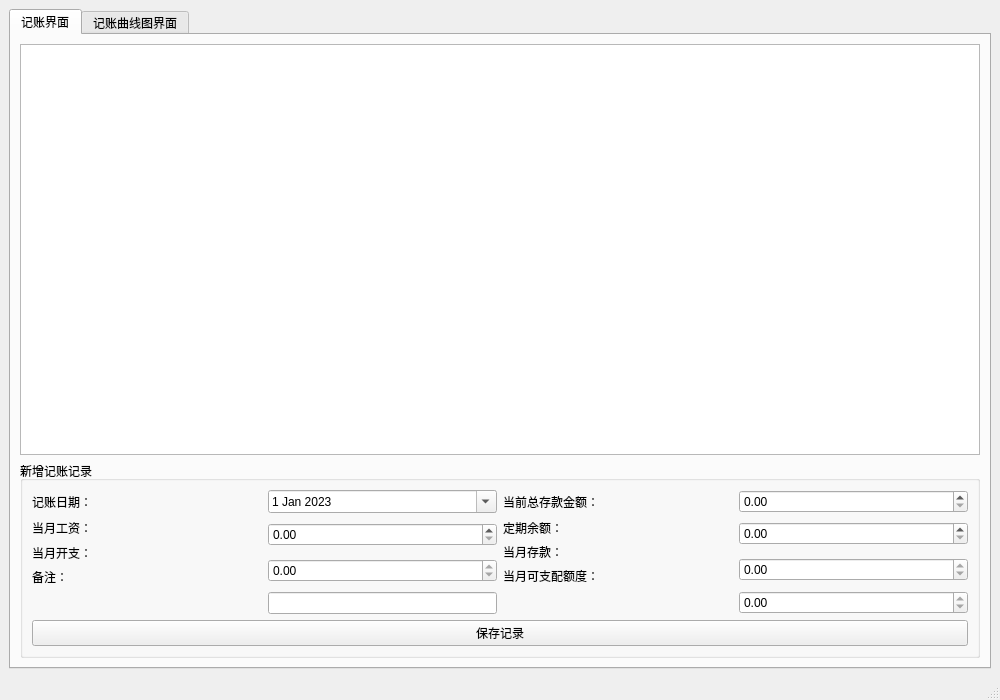
This is mainwindow.ui in wang563940331/Ledger as Qt 5 draws it before an edit. The edited form follows.
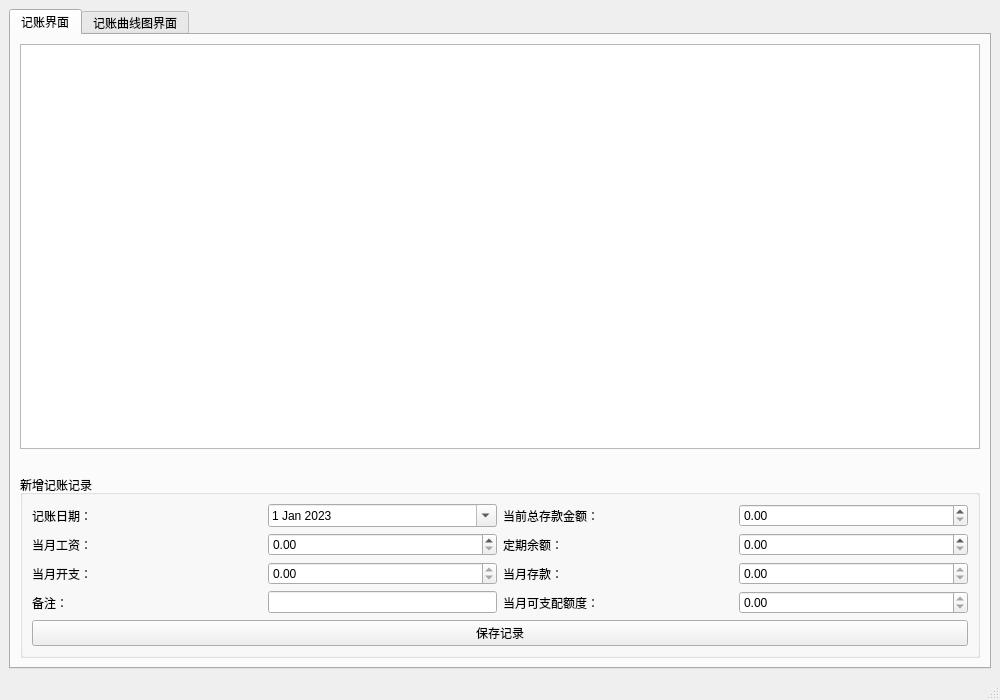
This is the edited form. Custom widgets are drawn as their Qt base class.

Commit message: 优化界面

```diff
--- a/mainwindow.ui
+++ b/mainwindow.ui
@@ -41,43 +41,62 @@
           </property>
          </widget>
         </item>
+        <item>
+         <spacer name="horizontalSpacer">
+          <property name="orientation">
+           <enum>Qt::Horizontal</enum>
+          </property>
+          <property name="sizeHint" stdset="0">
+           <size>
+            <width>40</width>
+            <height>20</height>
+           </size>
+          </property>
+         </spacer>
+        </item>
         <item>
          <widget class="QGroupBox" name="groupBox">
           <property name="title">
            <string>新增记账记录</string>
           </property>
-          <layout class="QGridLayout" name="gridLayout_3">
-           <item row="0" column="0">
-            <layout class="QGridLayout" name="gridLayout_2">
-             <item row="0" column="0">
-              <widget class="QLabel" name="label">
+          <layout class="QGridLayout" name="gridLayout">
+           <item row="2" column="1">
+            <layout class="QHBoxLayout" name="horizontalLayout_3">
+             <item>
+              <widget class="QLabel" name="label_6">
                <property name="text">
-                <string>记账日期：</string>
+                <string>当月存款：</string>
                </property>
               </widget>
              </item>
-             <item row="0" column="1">
-              <widget class="QDateEdit" name="dateEdit">
-               <property name="calendarPopup">
+             <item>
+              <widget class="QDoubleSpinBox" name="monthlyDepositSpinBox">
+               <property name="readOnly">
                 <bool>true</bool>
                </property>
-               <property name="date">
-                <date>
-                 <year>2023</year>
-                 <month>1</month>
-                 <day>1</day>
-                </date>
+               <property name="decimals">
+                <number>2</number>
+               </property>
+               <property name="minimum">
+                <double>0.000000000000000</double>
+               </property>
+               <property name="maximum">
+                <double>9999999.990000000223517</double>
                </property>
               </widget>
              </item>
-             <item row="1" column="0">
+            </layout>
+           </item>
+           <item row="1" column="0">
+            <layout class="QHBoxLayout" name="horizontalLayout_6">
+             <item>
               <widget class="QLabel" name="label_3">
                <property name="text">
                 <string>当月工资：</string>
                </property>
               </widget>
              </item>
-             <item row="1" column="1" rowspan="2">
+             <item>
               <widget class="QDoubleSpinBox" name="salarySpinBox">
                <property name="decimals">
                 <number>2</number>
@@ -90,15 +109,46 @@
                </property>
               </widget>
              </item>
-             <item row="2" column="0" rowspan="2">
-              <widget class="QLabel" name="label_5">
+            </layout>
+           </item>
+           <item row="1" column="1">
+            <layout class="QHBoxLayout" name="horizontalLayout_2">
+             <item>
+              <widget class="QLabel" name="label_4">
                <property name="text">
-                <string>当月开支：</string>
+                <string>定期余额：</string>
                </property>
               </widget>
              </item>
-             <item row="3" column="1" rowspan="2">
-              <widget class="QDoubleSpinBox" name="expenseSpinBox">
+             <item>
+              <widget class="QDoubleSpinBox" name="fixedDepositSpinBox">
+               <property name="decimals">
+                <number>2</number>
+               </property>
+               <property name="minimum">
+                <double>0.000000000000000</double>
+               </property>
+               <property name="maximum">
+                <double>9999999.990000000223517</double>
+               </property>
+              </widget>
+             </item>
+            </layout>
+           </item>
+           <item row="3" column="1">
+            <layout class="QHBoxLayout" name="horizontalLayout_4">
+             <item>
+              <widget class="QLabel" name="label_8">
+               <property name="text">
+                <string>当月可支配额度：</string>
+               </property>
+              </widget>
+             </item>
+             <item>
+              <widget class="QDoubleSpinBox" name="disposableAmountSpinBox">
+               <property name="focusPolicy">
+                <enum>Qt::NoFocus</enum>
+               </property>
                <property name="readOnly">
                 <bool>true</bool>
                </property>
@@ -113,14 +163,18 @@
                </property>
               </widget>
              </item>
-             <item row="4" column="0">
+            </layout>
+           </item>
+           <item row="3" column="0">
+            <layout class="QHBoxLayout" name="horizontalLayout_8">
+             <item>
               <widget class="QLabel" name="label_7">
                <property name="text">
                 <string>备注：</string>
                </property>
               </widget>
              </item>
-             <item row="5" column="1">
+             <item>
               <widget class="QLineEdit" name="noteLineEdit">
                <property name="sizePolicy">
                 <sizepolicy hsizetype="Minimum" vsizetype="Fixed">
@@ -138,16 +192,68 @@
              </item>
             </layout>
            </item>
+           <item row="0" column="0">
+            <layout class="QHBoxLayout" name="horizontalLayout_5">
+             <item>
+              <widget class="QLabel" name="label">
+               <property name="text">
+                <string>记账日期：</string>
+               </property>
+              </widget>
+             </item>
+             <item>
+              <widget class="QDateEdit" name="dateEdit">
+               <property name="calendarPopup">
+                <bool>true</bool>
+               </property>
+               <property name="date">
+                <date>
+                 <year>2023</year>
+                 <month>1</month>
+                 <day>1</day>
+                </date>
+               </property>
+              </widget>
+             </item>
+            </layout>
+           </item>
+           <item row="2" column="0">
+            <layout class="QHBoxLayout" name="horizontalLayout_7">
+             <item>
+              <widget class="QLabel" name="label_5">
+               <property name="text">
+                <string>当月开支：</string>
+               </property>
+              </widget>
+             </item>
+             <item>
+              <widget class="QDoubleSpinBox" name="expenseSpinBox">
+               <property name="readOnly">
+                <bool>true</bool>
+               </property>
+               <property name="decimals">
+                <number>2</number>
+               </property>
+               <property name="minimum">
+                <double>0.000000000000000</double>
+               </property>
+               <property name="maximum">
+                <double>9999999.990000000223517</double>
+               </property>
+              </widget>
+             </item>
+            </layout>
+           </item>
            <item row="0" column="1">
-            <layout class="QGridLayout" name="gridLayout">
-             <item row="0" column="0">
+            <layout class="QHBoxLayout" name="horizontalLayout">
+             <item>
               <widget class="QLabel" name="label_2">
                <property name="text">
                 <string>当前总存款金额：</string>
                </property>
               </widget>
              </item>
-             <item row="0" column="1">
+             <item>
               <widget class="QDoubleSpinBox" name="totalDepositSpinBox">
                <property name="decimals">
                 <number>2</number>
@@ -160,78 +266,9 @@
                </property>
               </widget>
              </item>
-             <item row="1" column="0">
-              <widget class="QLabel" name="label_4">
-               <property name="text">
-                <string>定期余额：</string>
-               </property>
-              </widget>
-             </item>
-             <item row="1" column="1" rowspan="2">
-              <widget class="QDoubleSpinBox" name="fixedDepositSpinBox">
-               <property name="decimals">
-                <number>2</number>
-               </property>
-               <property name="minimum">
-                <double>0.000000000000000</double>
-               </property>
-               <property name="maximum">
-                <double>9999999.990000000223517</double>
-               </property>
-              </widget>
-             </item>
-             <item row="2" column="0" rowspan="2">
-              <widget class="QLabel" name="label_6">
-               <property name="text">
-                <string>当月存款：</string>
-               </property>
-              </widget>
-             </item>
-             <item row="3" column="1" rowspan="2">
-              <widget class="QDoubleSpinBox" name="monthlyDepositSpinBox">
-               <property name="readOnly">
-                <bool>true</bool>
-               </property>
-               <property name="decimals">
-                <number>2</number>
-               </property>
-               <property name="minimum">
-                <double>0.000000000000000</double>
-               </property>
-               <property name="maximum">
-                <double>9999999.990000000223517</double>
-               </property>
-              </widget>
-             </item>
-             <item row="4" column="0">
-              <widget class="QLabel" name="label_8">
-               <property name="text">
-                <string>当月可支配额度：</string>
-               </property>
-              </widget>
-             </item>
-             <item row="5" column="1">
-              <widget class="QDoubleSpinBox" name="disposableAmountSpinBox">
-               <property name="focusPolicy">
-                <enum>Qt::NoFocus</enum>
-               </property>
-               <property name="readOnly">
-                <bool>true</bool>
-               </property>
-               <property name="decimals">
-                <number>2</number>
-               </property>
-               <property name="minimum">
-                <double>0.000000000000000</double>
-               </property>
-               <property name="maximum">
-                <double>9999999.990000000223517</double>
-               </property>
-              </widget>
-             </item>
             </layout>
            </item>
-           <item row="1" column="0" colspan="2">
+           <item row="4" column="0" colspan="2">
             <widget class="QPushButton" name="saveButton">
              <property name="text">
               <string>保存记录</string>
```
The commit also changes 2 other files.
